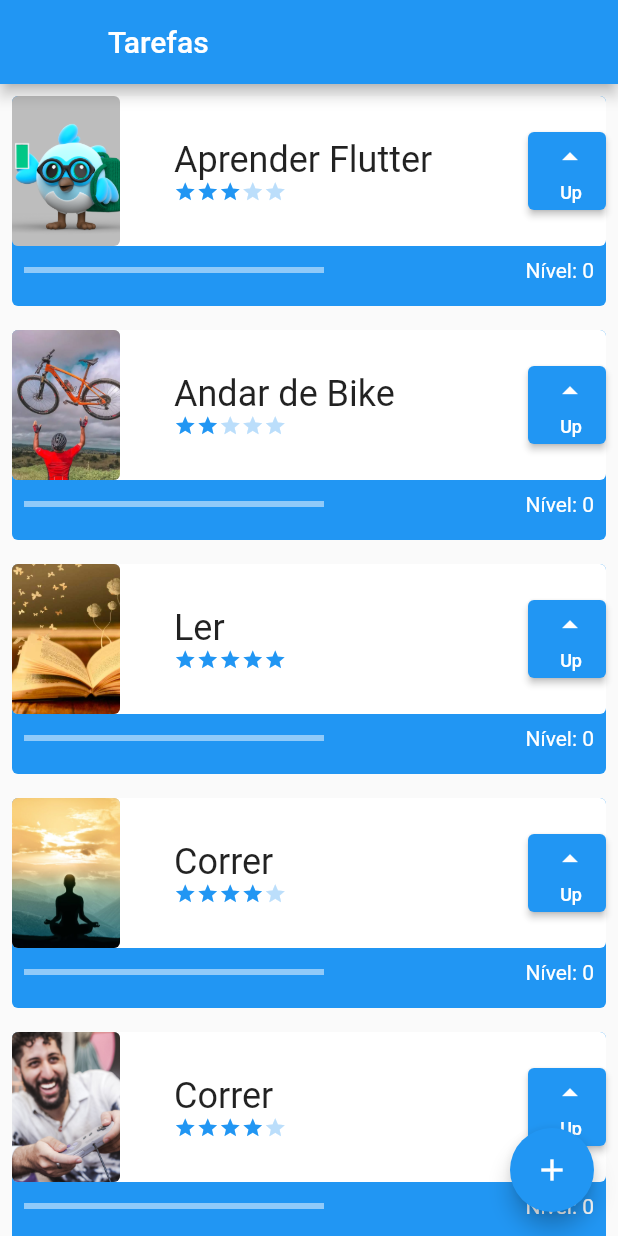
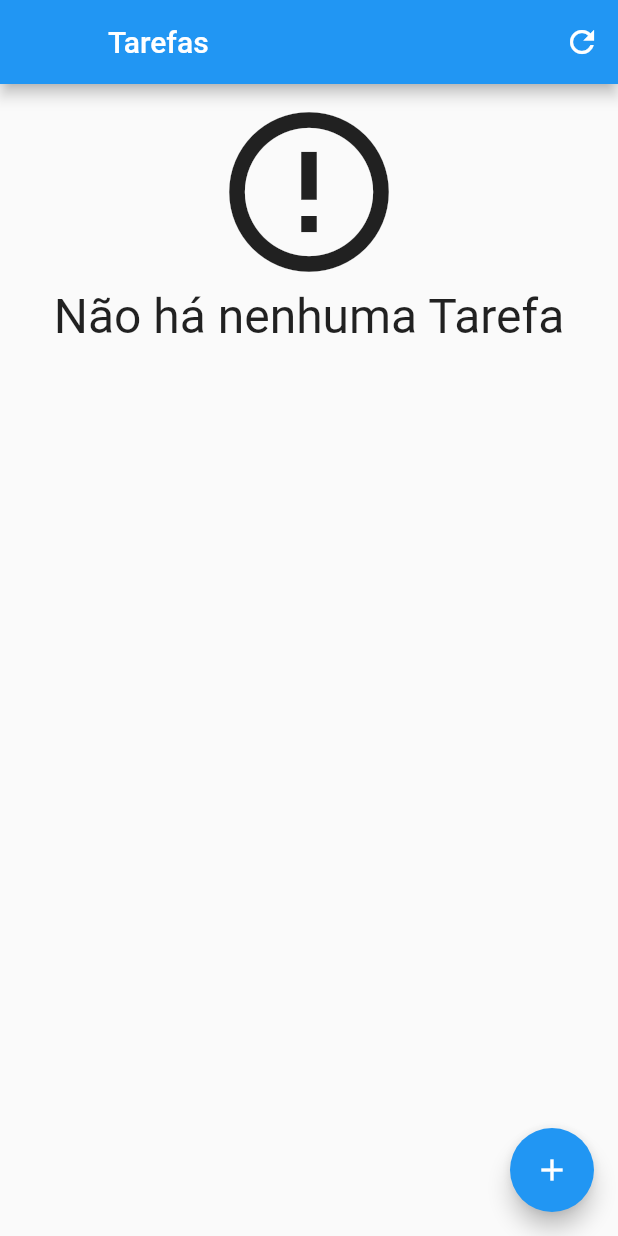
Before and after one commit to lucassamel/first_project, a Flutter app: the screen it shows after launch, on a phone screen of 412 x 824 dp. Run offline on Flutter 3.47's test engine with Material 2 defaults, Android fonts, the phone set to English and light mode, and no system bars; our stand-ins replace sqflite; accounts and stored records are empty.

```diff
--- a/lib/components/task.dart
+++ b/lib/components/task.dart
@@ -1,21 +1,27 @@
+import 'package:first_project/data/task_dao.dart';
 import 'package:flutter/material.dart';
-
-import '../difficulty.dart';
+import 'difficulty.dart';
 
 class Task extends StatefulWidget {
   final String nome;
   final String foto;
   final int dificuldade;
 
-  const Task(this.nome, this.foto, this.dificuldade, {Key? key})
-      : super(key: key);
+  Task(this.nome, this.foto, this.dificuldade, {Key? key}) : super(key: key);
+
+  int nivel = 0;
 
   @override
   State<Task> createState() => _TaskState();
 }
 
 class _TaskState extends State<Task> {
-  int nivel = 0;
+  bool assetOrNetwork() {
+    if (widget.foto.contains('http')) {
+      return false;
+    }
+    return true;
+  }
 
   @override
   Widget build(BuildContext context) {
@@ -46,10 +52,15 @@ class _TaskState extends State<Task> {
                       height: 100,
                       child: ClipRRect(
                         borderRadius: BorderRadius.circular(4),
-                        child: Image.asset(
-                          widget.foto,
-                          fit: BoxFit.cover,
-                        ),
+                        child: assetOrNetwork()
+                            ? Image.asset(
+                                widget.foto,
+                                fit: BoxFit.cover,
+                              )
+                            : Image.network(
+                                widget.foto,
+                                fit: BoxFit.cover,
+                              ),
                       ),
                     ),
                     Column(
@@ -73,9 +84,12 @@ class _TaskState extends State<Task> {
                       height: 52,
                       width: 52,
                       child: ElevatedButton(
+                          onLongPress: () {
+                            TaskDao().delete(widget.nome);
+                          },
                           onPressed: () {
                             setState(() {
-                              nivel++;
+                              widget.nivel++;
                             });
                             // print(nivel);
                           },
@@ -104,14 +118,14 @@ class _TaskState extends State<Task> {
                         child: LinearProgressIndicator(
                           color: Colors.white,
                           value: widget.dificuldade > 0
-                              ? (nivel / widget.dificuldade) / 10
+                              ? (widget.nivel / widget.dificuldade) / 10
                               : 1,
                         )),
                   ),
                   Padding(
                     padding: const EdgeInsets.all(8.0),
                     child: Text(
-                      'Nível: $nivel',
+                      'Nível: ${widget.nivel}',
                       style: const TextStyle(color: Colors.white),
                     ),
                   ),
--- /dev/null
+++ b/lib/data/task_dao.dart
@@ -0,0 +1,79 @@
+import 'package:first_project/components/task.dart';
+import 'package:first_project/data/database.dart';
+import 'package:sqflite/sqflite.dart';
+
+class TaskDao {
+  static const String tableSql = 'CREATE TABLE $_tablename('
+      '$_name TEXT, '
+      '$_difficulty INTEGER, '
+      '$_image TEXT)';
+
+  static const String _tablename = 'taskTable';
+  static const String _difficulty = 'difficulty';
+  static const String _name = 'name';
+  static const String _image = 'image';
+
+  save(Task tarefa) async {
+    print('Iniciando o save: ');
+    final Database bancoDeDados = await getDatabase();
+    var itemExists = await find(tarefa.nome);
+    Map<String, dynamic> taskMap = toMap(tarefa);
+    if (itemExists.isEmpty) {
+      print('A tarefa não Existeia.');
+      return await bancoDeDados.insert(_tablename, taskMap);
+    } else {
+      print('A tarefa já existia!');
+      return await bancoDeDados.update(_tablename, taskMap,
+          where: '$_name = ?', whereArgs: [tarefa.nome]);
+    }
+  }
+
+  Map<String, dynamic> toMap(Task tarefa) {
+    print('Convertendo Tarefa em Map: ');
+    final Map<String, dynamic> mapaDeTarefas = Map();
+    mapaDeTarefas[_name] = tarefa.nome;
+    mapaDeTarefas[_difficulty] = tarefa.dificuldade;
+    mapaDeTarefas[_image] = tarefa.foto;
+    print('Mapa de Tarefas: $mapaDeTarefas');
+    return mapaDeTarefas;
+  }
+
+  Future<List<Task>> findAll() async {
+    print('Acessando o findAll: ');
+    final Database bancoDeDados = await getDatabase();
+    final List<Map<String, dynamic>> result =
+        await bancoDeDados.query(_tablename);
+    print('Procurando dados no banco de dados... encontrado: $result');
+    return toList(result);
+  }
+
+  List<Task> toList(List<Map<String, dynamic>> mapaDeTarefas) {
+    print('Convertendo to List:');
+    final List<Task> tarefas = [];
+    for (Map<String, dynamic> linha in mapaDeTarefas) {
+      final Task tarefa = Task(linha[_name], linha[_image], linha[_difficulty]);
+      tarefas.add(tarefa);
+    }
+    print('Lista de tarefas $tarefas');
+    return tarefas;
+  }
+
+  Future<List<Task>> find(String nomeDaTarefa) async {
+    print('Acessando find: ');
+    final Database bancoDeDados = await getDatabase();
+    final List<Map<String, dynamic>> result = await bancoDeDados
+        .query(_tablename, where: '$_name = ? ', whereArgs: [nomeDaTarefa]);
+    print('Tarefa encontrada: ${toList(result)}');
+    return toList(result);
+  }
+
+  delete(String nomeDaTarefa) async {
+    print('Deletando Tarefa: $nomeDaTarefa');
+    final Database bancoDeDados = await getDatabase();
+    return bancoDeDados.delete(
+      _tablename,
+      where: '$_name = ?',
+      whereArgs: [nomeDaTarefa],
+    );
+  }
+}
--- a/lib/screens/initial_screen.dart
+++ b/lib/screens/initial_screen.dart
@@ -1,6 +1,8 @@
-import 'package:first_project/data/task_inherited.dart';
+import 'package:first_project/data/task_dao.dart';
 import 'package:first_project/screens/form_screen.dart';
 import 'package:flutter/material.dart';
+
+import '../components/task.dart';
 
 class InitialScreen extends StatefulWidget {
   const InitialScreen({Key? key}) : super(key: key);
@@ -15,10 +17,79 @@ class _InitialScreenState extends State<InitialScreen> {
     return Scaffold(
       appBar: AppBar(
         leading: Container(),
+        actions: [
+          IconButton(
+              onPressed: () {
+                setState(() {});
+              },
+              icon: const Icon(Icons.refresh))
+        ],
         title: const Text('Tarefas'),
       ),
-      body: ListView(
-        children: TaskInherited.of(context).taskList,
+      body: Padding(
+        padding: const EdgeInsets.only(top: 8, bottom: 70),
+        child: FutureBuilder<List<Task>>(
+            future: TaskDao().findAll(),
+            builder: (context, snapshot) {
+              List<Task>? items = snapshot.data;
+              switch (snapshot.connectionState) {
+                case ConnectionState.none:
+                  return Center(
+                    child: Column(
+                      children: const [
+                        CircularProgressIndicator(),
+                        Text('Carregando'),
+                      ],
+                    ),
+                  );
+                case ConnectionState.waiting:
+                  return Center(
+                    child: Column(
+                      children: const [
+                        CircularProgressIndicator(),
+                        Text('Carregando'),
+                      ],
+                    ),
+                  );
+                case ConnectionState.active:
+                  return Center(
+                    child: Column(
+                      children: const [
+                        CircularProgressIndicator(),
+                        Text('Carregando'),
+                      ],
+                    ),
+                  );
+                case ConnectionState.done:
+                  if (snapshot.hasData && items != null) {
+                    if (items.isNotEmpty) {
+                      return ListView.builder(
+                        itemCount: items.length,
+                        itemBuilder: (BuildContext context, int index) {
+                          final Task tarefa = items[index];
+                          return tarefa;
+                        },
+                      );
+                    }
+
+                    return Center(
+                      child: Column(
+                        children: const [
+                          Icon(
+                            Icons.error_outline,
+                            size: 128,
+                          ),
+                          Text(
+                            'Não há nenhuma Tarefa',
+                            style: TextStyle(fontSize: 32),
+                          )
+                        ],
+                      ),
+                    );
+                  }
+                  return const Text('Erro ao carregar Tarefas ');
+              }
+            }),
       ),
       floatingActionButton: FloatingActionButton(
         onPressed: () {
@@ -27,7 +98,9 @@ class _InitialScreenState extends State<InitialScreen> {
             MaterialPageRoute(
               builder: (contextNew) => FormScreen(taskContext: context),
             ),
-          );
+          ).then((value) => setState(() {
+                print('Recarregando a tela incial');
+              }));
         },
         child: const Icon(Icons.add),
       ),
--- a/pubspec.yaml
+++ b/pubspec.yaml
@@ -35,6 +35,7 @@ dependencies:
   # The following adds the Cupertino Icons font to your application.
   # Use with the CupertinoIcons class for iOS style icons.
   cupertino_icons: ^1.0.2
+  sqflite: ^2.0.3+1
 
 dev_dependencies:
   flutter_test:
```
Also changed, not shown: lib/data/database.dart (added, +10 -0 lines), lib/screens/form_screen.dart (+25 -9 lines), lib/components/difficulty.dart (renamed from lib/difficulty.dart), pubspec.lock.
